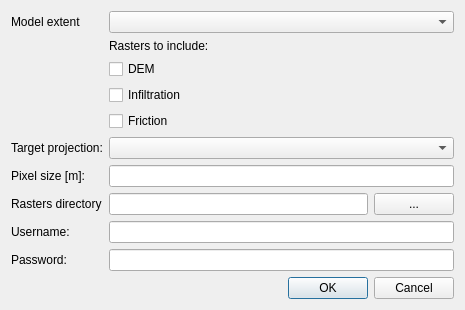
Old version of the form build2dmodel/build2Dmodel_dialog_base.ui in the repository threedi/beta-plugins.
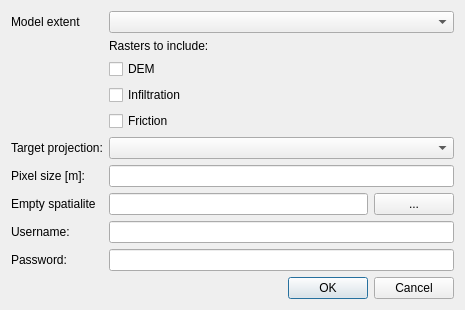
New version of the form.

Commit message: changed rasterdirectory to empty spatialite

Diff of the .ui file:
```diff
--- a/build2dmodel/build2Dmodel_dialog_base.ui
+++ b/build2dmodel/build2Dmodel_dialog_base.ui
@@ -78,7 +78,7 @@
    <item row="7" column="0" colspan="2">
     <widget class="QLabel" name="label_5">
      <property name="text">
-      <string>Rasters directory</string>
+      <string>Empty spatialite</string>
      </property>
     </widget>
    </item>
```
